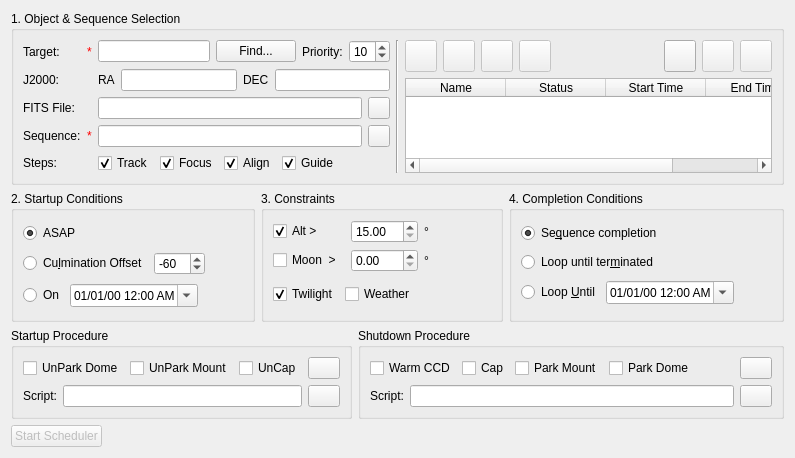
Old version of the form kstars/ekos/scheduler.ui in the repository KDE/kstars.
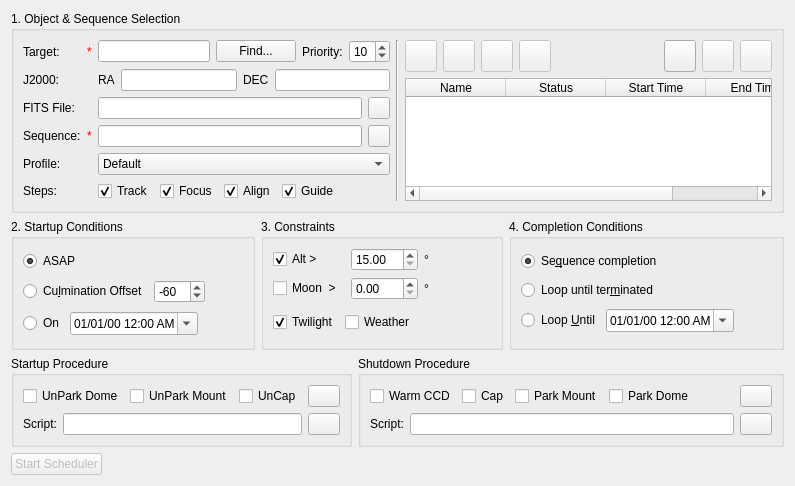
New version of the form. Custom widgets are drawn as their Qt base class.

Commit message: Add support to device profile selection in scheduler module

Patch:
```diff
--- a/kstars/ekos/scheduler.ui
+++ b/kstars/ekos/scheduler.ui
@@ -7,7 +7,7 @@
     <x>0</x>
     <y>0</y>
     <width>722</width>
-    <height>436</height>
+    <height>460</height>
    </rect>
   </property>
   <layout class="QVBoxLayout" name="verticalLayout_6">
@@ -88,7 +88,7 @@
           </property>
          </widget>
         </item>
-        <item row="4" column="2">
+        <item row="5" column="2">
          <layout class="QHBoxLayout" name="horizontalLayout_11">
           <item>
            <widget class="QCheckBox" name="trackStepCheck">
@@ -266,7 +266,7 @@
           </item>
          </layout>
         </item>
-        <item row="4" column="0">
+        <item row="5" column="0">
          <widget class="QLabel" name="label_4">
           <property name="toolTip">
            <string>Select which steps to execute before starting the capture process.</string>
@@ -296,6 +296,25 @@
           </property>
          </widget>
         </item>
+        <item row="4" column="0">
+         <widget class="QLabel" name="label_9">
+          <property name="toolTip">
+           <string>Ekos Device Profile</string>
+          </property>
+          <property name="text">
+           <string>Profile:</string>
+          </property>
+         </widget>
+        </item>
+        <item row="4" column="2">
+         <widget class="QComboBox" name="profileCombo">
+          <item>
+           <property name="text">
+            <string>Default</string>
+           </property>
+          </item>
+         </widget>
+        </item>
        </layout>
       </item>
       <item>
```
Left out of the diff: 22 changed lines with no effect on the pictures. The commit also changes 7 other files.
